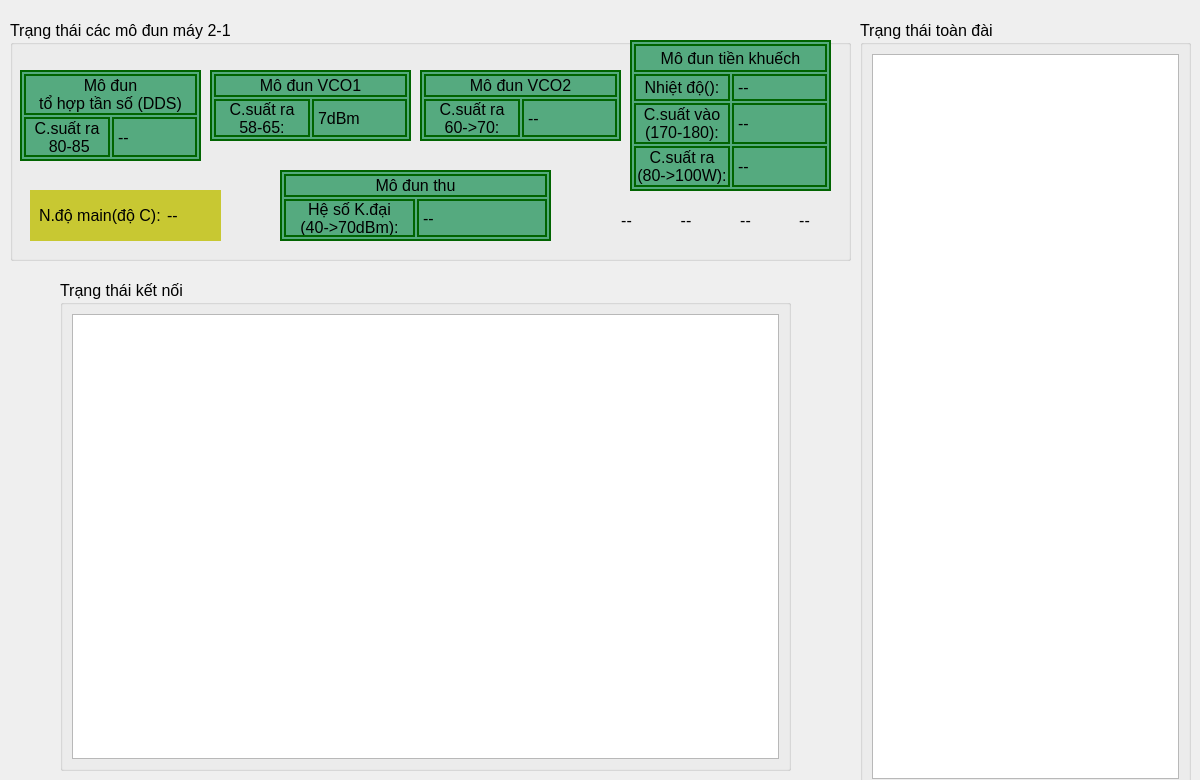
Above: QT_Peter/statuswindow.ui from kimphg/LT_peter before the change. Below: the same form after it.
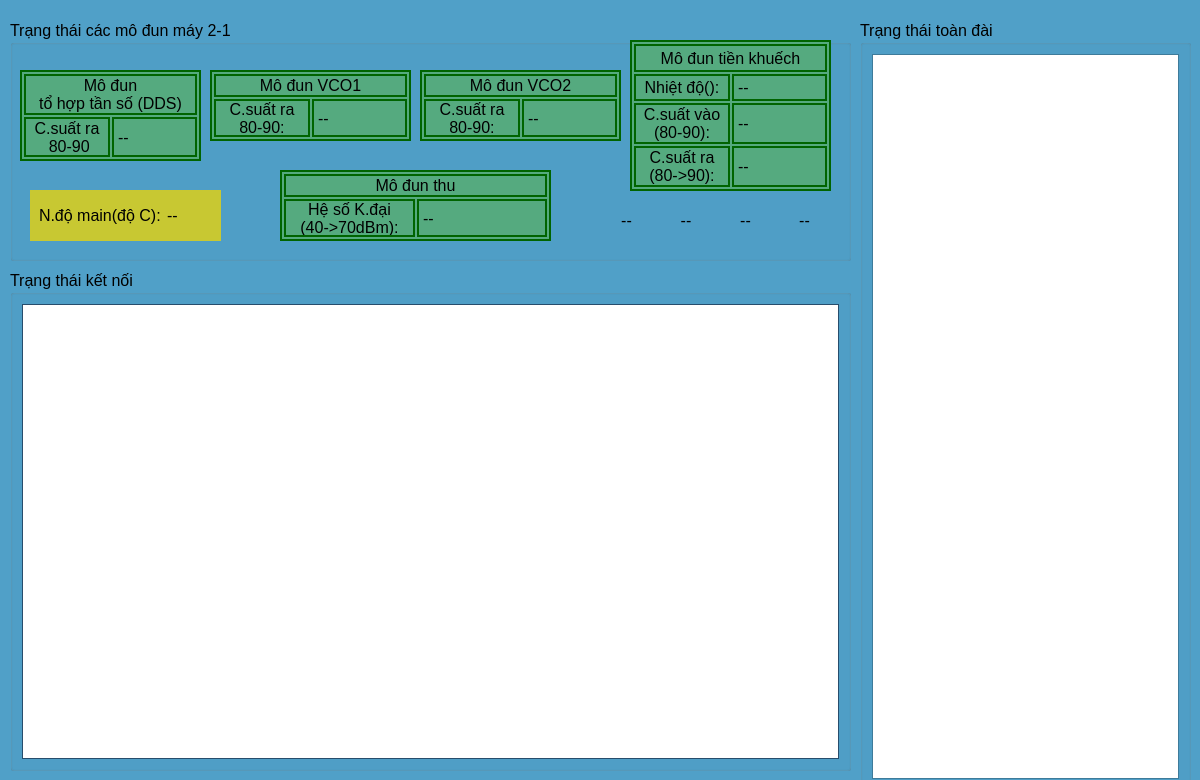
That is the form after the change.

Patch:
```diff
--- a/QT_Peter/statuswindow.ui
+++ b/QT_Peter/statuswindow.ui
@@ -10,6 +10,421 @@
     <height>780</height>
    </rect>
   </property>
+  <property name="palette">
+   <palette>
+    <active>
+     <colorrole role="WindowText">
+      <brush brushstyle="SolidPattern">
+       <color alpha="255">
+        <red>0</red>
+        <green>0</green>
+        <blue>0</blue>
+       </color>
+      </brush>
+     </colorrole>
+     <colorrole role="Button">
+      <brush brushstyle="SolidPattern">
+       <color alpha="255">
+        <red>80</red>
+        <green>160</green>
+        <blue>200</blue>
+       </color>
+      </brush>
+     </colorrole>
+     <colorrole role="Light">
+      <brush brushstyle="SolidPattern">
+       <color alpha="255">
+        <red>147</red>
+        <green>219</green>
+        <blue>255</blue>
+       </color>
+      </brush>
+     </colorrole>
+     <colorrole role="Midlight">
+      <brush brushstyle="SolidPattern">
+       <color alpha="255">
+        <red>113</red>
+        <green>189</green>
+        <blue>227</blue>
+       </color>
+      </brush>
+     </colorrole>
+     <colorrole role="Dark">
+      <brush brushstyle="SolidPattern">
+       <color alpha="255">
+        <red>40</red>
+        <green>80</green>
+        <blue>100</blue>
+       </color>
+      </brush>
+     </colorrole>
+     <colorrole role="Mid">
+      <brush brushstyle="SolidPattern">
+       <color alpha="255">
+        <red>53</red>
+        <green>107</green>
+        <blue>133</blue>
+       </color>
+      </brush>
+     </colorrole>
+     <colorrole role="Text">
+      <brush brushstyle="SolidPattern">
+       <color alpha="255">
+        <red>0</red>
+        <green>0</green>
+        <blue>0</blue>
+       </color>
+      </brush>
+     </colorrole>
+     <colorrole role="BrightText">
+      <brush brushstyle="SolidPattern">
+       <color alpha="255">
+        <red>255</red>
+        <green>255</green>
+        <blue>255</blue>
+       </color>
+      </brush>
+     </colorrole>
+     <colorrole role="ButtonText">
+      <brush brushstyle="SolidPattern">
+       <color alpha="255">
+        <red>0</red>
+        <green>0</green>
+        <blue>0</blue>
+       </color>
+      </brush>
+     </colorrole>
+     <colorrole role="Base">
+      <brush brushstyle="SolidPattern">
+       <color alpha="255">
+        <red>255</red>
+        <green>255</green>
+        <blue>255</blue>
+       </color>
+      </brush>
+     </colorrole>
+     <colorrole role="Window">
+      <brush brushstyle="SolidPattern">
+       <color alpha="255">
+        <red>80</red>
+        <green>160</green>
+        <blue>200</blue>
+       </color>
+      </brush>
+     </colorrole>
+     <colorrole role="Shadow">
+      <brush brushstyle="SolidPattern">
+       <color alpha="255">
+        <red>0</red>
+        <green>0</green>
+        <blue>0</blue>
+       </color>
+      </brush>
+     </colorrole>
+     <colorrole role="AlternateBase">
+      <brush brushstyle="SolidPattern">
+       <color alpha="255">
+        <red>167</red>
+        <green>207</green>
+        <blue>227</blue>
+       </color>
+      </brush>
+     </colorrole>
+     <colorrole role="ToolTipBase">
+      <brush brushstyle="SolidPattern">
+       <color alpha="255">
+        <red>255</red>
+        <green>255</green>
+        <blue>220</blue>
+       </color>
+      </brush>
+     </colorrole>
+     <colorrole role="ToolTipText">
+      <brush brushstyle="SolidPattern">
+       <color alpha="255">
+        <red>0</red>
+        <green>0</green>
+        <blue>0</blue>
+       </color>
+      </brush>
+     </colorrole>
+    </active>
+    <inactive>
+     <colorrole role="WindowText">
+      <brush brushstyle="SolidPattern">
+       <color alpha="255">
+        <red>0</red>
+        <green>0</green>
+        <blue>0</blue>
+       </color>
+      </brush>
+     </colorrole>
+     <colorrole role="Button">
+      <brush brushstyle="SolidPattern">
+       <color alpha="255">
+        <red>80</red>
+        <green>160</green>
+        <blue>200</blue>
+       </color>
+      </brush>
+     </colorrole>
+     <colorrole role="Light">
+      <brush brushstyle="SolidPattern">
+       <color alpha="255">
+        <red>147</red>
+        <green>219</green>
+        <blue>255</blue>
+       </color>
+      </brush>
+     </colorrole>
+     <colorrole role="Midlight">
+      <brush brushstyle="SolidPattern">
+       <color alpha="255">
+        <red>113</red>
+        <green>189</green>
+        <blue>227</blue>
+       </color>
+      </brush>
+     </colorrole>
+     <colorrole role="Dark">
+      <brush brushstyle="SolidPattern">
+       <color alpha="255">
+        <red>40</red>
+        <green>80</green>
+        <blue>100</blue>
+       </color>
+      </brush>
+     </colorrole>
+     <colorrole role="Mid">
+      <brush brushstyle="SolidPattern">
+       <color alpha="255">
+        <red>53</red>
+        <green>107</green>
+        <blue>133</blue>
+       </color>
+      </brush>
+     </colorrole>
+     <colorrole role="Text">
+      <brush brushstyle="SolidPattern">
+       <color alpha="255">
+        <red>0</red>
+        <green>0</green>
+        <blue>0</blue>
+       </color>
+      </brush>
+     </colorrole>
+     <colorrole role="BrightText">
+      <brush brushstyle="SolidPattern">
+       <color alpha="255">
+        <red>255</red>
+        <green>255</green>
+        <blue>255</blue>
+       </color>
+      </brush>
+     </colorrole>
+     <colorrole role="ButtonText">
+      <brush brushstyle="SolidPattern">
+       <color alpha="255">
+        <red>0</red>
+        <green>0</green>
+        <blue>0</blue>
+       </color>
+      </brush>
+     </colorrole>
+     <colorrole role="Base">
+      <brush brushstyle="SolidPattern">
+       <color alpha="255">
+        <red>255</red>
+        <green>255</green>
+        <blue>255</blue>
+       </color>
+      </brush>
+     </colorrole>
+     <colorrole role="Window">
+      <brush brushstyle="SolidPattern">
+       <color alpha="255">
+        <red>80</red>
+        <green>160</green>
+        <blue>200</blue>
+       </color>
+      </brush>
+     </colorrole>
+     <colorrole role="Shadow">
+      <brush brushstyle="SolidPattern">
+       <color alpha="255">
+        <red>0</red>
+        <green>0</green>
+        <blue>0</blue>
+       </color>
+      </brush>
+     </colorrole>
+     <colorrole role="AlternateBase">
+      <brush brushstyle="SolidPattern">
+       <color alpha="255">
+        <red>167</red>
+        <green>207</green>
+        <blue>227</blue>
+       </color>
+      </brush>
+     </colorrole>
+     <colorrole role="ToolTipBase">
+      <brush brushstyle="SolidPattern">
+       <color alpha="255">
+        <red>255</red>
+        <green>255</green>
+        <blue>220</blue>
+       </color>
+      </brush>
+     </colorrole>
+     <colorrole role="ToolTipText">
+      <brush brushstyle="SolidPattern">
+       <color alpha="255">
+        <red>0</red>
+        <green>0</green>
+        <blue>0</blue>
+       </color>
+      </brush>
+     </colorrole>
+    </inactive>
+    <disabled>
+     <colorrole role="WindowText">
+      <brush brushstyle="SolidPattern">
+       <color alpha="255">
+        <red>40</red>
+        <green>80</green>
+        <blue>100</blue>
+       </color>
+      </brush>
+     </colorrole>
+     <colorrole role="Button">
+      <brush brushstyle="SolidPattern">
+       <color alpha="255">
+        <red>80</red>
+        <green>160</green>
+        <blue>200</blue>
+       </color>
+      </brush>
+     </colorrole>
+     <colorrole role="Light">
+      <brush brushstyle="SolidPattern">
+       <color alpha="255">
+        <red>147</red>
+        <green>219</green>
+        <blue>255</blue>
+       </color>
+      </brush>
+     </colorrole>
+     <colorrole role="Midlight">
+      <brush brushstyle="SolidPattern">
+       <color alpha="255">
+        <red>113</red>
+        <green>189</green>
+        <blue>227</blue>
+       </color>
+      </brush>
+     </colorrole>
+     <colorrole role="Dark">
+      <brush brushstyle="SolidPattern">
+       <color alpha="255">
+        <red>40</red>
+        <green>80</green>
+        <blue>100</blue>
+       </color>
+      </brush>
+     </colorrole>
+     <colorrole role="Mid">
+      <brush brushstyle="SolidPattern">
+       <color alpha="255">
+        <red>53</red>
+        <green>107</green>
+        <blue>133</blue>
+       </color>
+      </brush>
+     </colorrole>
+     <colorrole role="Text">
+      <brush brushstyle="SolidPattern">
+       <color alpha="255">
+        <red>40</red>
+        <green>80</green>
+        <blue>100</blue>
+       </color>
+      </brush>
+     </colorrole>
+     <colorrole role="BrightText">
+      <brush brushstyle="SolidPattern">
+       <color alpha="255">
+        <red>255</red>
+        <green>255</green>
+        <blue>255</blue>
+       </color>
+      </brush>
+     </colorrole>
+     <colorrole role="ButtonText">
+      <brush brushstyle="SolidPattern">
+       <color alpha="255">
+        <red>40</red>
+        <green>80</green>
+        <blue>100</blue>
+       </color>
+      </brush>
+     </colorrole>
+     <colorrole role="Base">
+      <brush brushstyle="SolidPattern">
+       <color alpha="255">
+        <red>80</red>
+        <green>160</green>
+        <blue>200</blue>
+       </color>
+      </brush>
+     </colorrole>
+     <colorrole role="Window">
+      <brush brushstyle="SolidPattern">
+       <color alpha="255">
+        <red>80</red>
+        <green>160</green>
+        <blue>200</blue>
+       </color>
+      </brush>
+     </colorrole>
+     <colorrole role="Shadow">
+      <brush brushstyle="SolidPattern">
+       <color alpha="255">
+        <red>0</red>
+        <green>0</green>
+        <blue>0</blue>
+       </color>
+      </brush>
+     </colorrole>
+     <colorrole role="AlternateBase">
+      <brush brushstyle="SolidPattern">
+       <color alpha="255">
+        <red>80</red>
+        <green>160</green>
+        <blue>200</blue>
+       </color>
+      </brush>
+     </colorrole>
+     <colorrole role="ToolTipBase">
+      <brush brushstyle="SolidPattern">
+       <color alpha="255">
+        <red>255</red>
+        <green>255</green>
+        <blue>220</blue>
+       </color>
+      </brush>
+     </colorrole>
+     <colorrole role="ToolTipText">
+      <brush brushstyle="SolidPattern">
+       <color alpha="255">
+        <red>0</red>
+        <green>0</green>
+        <blue>0</blue>
+       </color>
+      </brush>
+     </colorrole>
+    </disabled>
+   </palette>
+  </property>
   <property name="font">
    <font>
     <pointsize>16</pointsize>
@@ -172,7 +587,7 @@
         </property>
         <property name="text">
          <string>C.suất ra
- 80-85</string>
+ 80-90</string>
         </property>
         <property name="alignment">
          <set>Qt::AlignCenter</set>
@@ -274,7 +689,7 @@
         </property>
         <property name="text">
          <string>C.suất ra
-60-&gt;70:</string>
+80-90:</string>
         </property>
         <property name="alignment">
          <set>Qt::AlignCenter</set>
@@ -360,7 +775,7 @@
         </property>
         <property name="text">
          <string>C.suất ra
-58-65:</string>
+80-90:</string>
         </property>
         <property name="alignment">
          <set>Qt::AlignCenter</set>
@@ -375,7 +790,7 @@
          </font>
         </property>
         <property name="text">
-         <string>7dBm</string>
+         <string>--</string>
         </property>
        </widget>
       </item>
@@ -431,7 +846,7 @@
         </property>
         <property name="text">
          <string>C.suất vào
-(170-180):</string>
+(80-90):</string>
         </property>
         <property name="alignment">
          <set>Qt::AlignCenter</set>
@@ -486,7 +901,7 @@
         </property>
         <property name="text">
          <string>C.suất ra
-(80-&gt;100W):</string>
+(80-&gt;90):</string>
         </property>
         <property name="alignment">
          <set>Qt::AlignCenter</set>
@@ -680,12 +1095,427 @@
    <widget class="QGroupBox" name="groupBox_3">
     <property name="geometry">
      <rect>
-      <x>60</x>
-      <y>280</y>
-      <width>731</width>
-      <height>491</height>
+      <x>10</x>
+      <y>270</y>
+      <width>841</width>
+      <height>501</height>
      </rect>
     </property>
+    <property name="palette">
+     <palette>
+      <active>
+       <colorrole role="WindowText">
+        <brush brushstyle="SolidPattern">
+         <color alpha="255">
+          <red>0</red>
+          <green>0</green>
+          <blue>0</blue>
+         </color>
+        </brush>
+       </colorrole>
+       <colorrole role="Button">
+        <brush brushstyle="SolidPattern">
+         <color alpha="255">
+          <red>50</red>
+          <green>100</green>
+          <blue>140</blue>
+         </color>
+        </brush>
+       </colorrole>
+       <colorrole role="Light">
+        <brush brushstyle="SolidPattern">
+         <color alpha="255">
+          <red>75</red>
+          <green>150</green>
+          <blue>210</blue>
+         </color>
+        </brush>
+       </colorrole>
+       <colorrole role="Midlight">
+        <brush brushstyle="SolidPattern">
+         <color alpha="255">
+          <red>62</red>
+          <green>125</green>
+          <blue>175</blue>
+         </color>
+        </brush>
+       </colorrole>
+       <colorrole role="Dark">
+        <brush brushstyle="SolidPattern">
+         <color alpha="255">
+          <red>25</red>
+          <green>50</green>
+          <blue>70</blue>
+         </color>
+        </brush>
+       </colorrole>
+       <colorrole role="Mid">
+        <brush brushstyle="SolidPattern">
+         <color alpha="255">
+          <red>33</red>
+          <green>66</green>
+          <blue>93</blue>
+         </color>
+        </brush>
+       </colorrole>
+       <colorrole role="Text">
+        <brush brushstyle="SolidPattern">
+         <color alpha="255">
+          <red>0</red>
+          <green>0</green>
+          <blue>0</blue>
+         </color>
+        </brush>
+       </colorrole>
+       <colorrole role="BrightText">
+        <brush brushstyle="SolidPattern">
+         <color alpha="255">
+          <red>255</red>
+          <green>255</green>
+          <blue>255</blue>
+         </color>
+        </brush>
+       </colorrole>
+       <colorrole role="ButtonText">
+        <brush brushstyle="SolidPattern">
+         <color alpha="255">
+          <red>0</red>
+          <green>0</green>
+          <blue>0</blue>
+         </color>
+        </brush>
+       </colorrole>
+       <colorrole role="Base">
+        <brush brushstyle="SolidPattern">
+         <color alpha="255">
+          <red>255</red>
+          <green>255</green>
+          <blue>255</blue>
+         </color>
+        </brush>
+       </colorrole>
+       <colorrole role="Window">
+        <brush brushstyle="SolidPattern">
+         <color alpha="255">
+          <red>50</red>
+          <green>100</green>
+          <blue>140</blue>
+         </color>
+        </brush>
+       </colorrole>
+       <colorrole role="Shadow">
+        <brush brushstyle="SolidPattern">
+         <color alpha="255">
+          <red>0</red>
+          <green>0</green>
+          <blue>0</blue>
+         </color>
+        </brush>
+       </colorrole>
+       <colorrole role="AlternateBase">
+        <brush brushstyle="SolidPattern">
+         <color alpha="255">
+          <red>152</red>
+          <green>177</green>
+          <blue>197</blue>
+         </color>
+        </brush>
+       </colorrole>
+       <colorrole role="ToolTipBase">
+        <brush brushstyle="SolidPattern">
+         <color alpha="255">
+          <red>255</red>
+          <green>255</green>
+          <blue>220</blue>
+         </color>
+        </brush>
+       </colorrole>
+       <colorrole role="ToolTipText">
+        <brush brushstyle="SolidPattern">
+         <color alpha="255">
+          <red>0</red>
+          <green>0</green>
+          <blue>0</blue>
+         </color>
+        </brush>
+       </colorrole>
+      </active>
+      <inactive>
+       <colorrole role="WindowText">
+        <brush brushstyle="SolidPattern">
+         <color alpha="255">
+          <red>0</red>
+          <green>0</green>
+          <blue>0</blue>
+         </color>
+        </brush>
+       </colorrole>
+       <colorrole role="Button">
+        <brush brushstyle="SolidPattern">
+         <color alpha="255">
+          <red>50</red>
+          <green>100</green>
+          <blue>140</blue>
+         </color>
+        </brush>
+       </colorrole>
+       <colorrole role="Light">
+        <brush brushstyle="SolidPattern">
+         <color alpha="255">
+          <red>75</red>
+          <green>150</green>
+          <blue>210</blue>
+         </color>
+        </brush>
+       </colorrole>
+       <colorrole role="Midlight">
+        <brush brushstyle="SolidPattern">
+         <color alpha="255">
+          <red>62</red>
+          <green>125</green>
+          <blue>175</blue>
+         </color>
+        </brush>
+       </colorrole>
+       <colorrole role="Dark">
+        <brush brushstyle="SolidPattern">
+         <color alpha="255">
+          <red>25</red>
+          <green>50</green>
+          <blue>70</blue>
+         </color>
+        </brush>
+       </colorrole>
+       <colorrole role="Mid">
+        <brush brushstyle="SolidPattern">
+         <color alpha="255">
+          <red>33</red>
+          <green>66</green>
+          <blue>93</blue>
+         </color>
+        </brush>
+       </colorrole>
+       <colorrole role="Text">
+        <brush brushstyle="SolidPattern">
+         <color alpha="255">
+          <red>0</red>
+          <green>0</green>
+          <blue>0</blue>
+         </color>
+        </brush>
+       </colorrole>
+       <colorrole role="BrightText">
+        <brush brushstyle="SolidPattern">
+         <color alpha="255">
+          <red>255</red>
+          <green>255</green>
+          <blue>255</blue>
+         </color>
+        </brush>
+       </colorrole>
+       <colorrole role="ButtonText">
+        <brush brushstyle="SolidPattern">
+         <color alpha="255">
+          <red>0</red>
+          <green>0</green>
+          <blue>0</blue>
+         </color>
+        </brush>
+       </colorrole>
+       <colorrole role="Base">
+        <brush brushstyle="SolidPattern">
+         <color alpha="255">
+          <red>255</red>
+          <green>255</green>
+          <blue>255</blue>
+         </color>
+        </brush>
+       </colorrole>
+       <colorrole role="Window">
+        <brush brushstyle="SolidPattern">
+         <color alpha="255">
+          <red>50</red>
+          <green>100</green>
+          <blue>140</blue>
+         </color>
+        </brush>
+       </colorrole>
+       <colorrole role="Shadow">
+        <brush brushstyle="SolidPattern">
+         <color alpha="255">
+          <red>0</red>
+          <green>0</green>
+          <blue>0</blue>
+         </color>
+        </brush>
+       </colorrole>
+       <colorrole role="AlternateBase">
+        <brush brushstyle="SolidPattern">
+         <color alpha="255">
+          <red>152</red>
+          <green>177</green>
+          <blue>197</blue>
+         </color>
+        </brush>
+       </colorrole>
+       <colorrole role="ToolTipBase">
+        <brush brushstyle="SolidPattern">
+         <color alpha="255">
+          <red>255</red>
+          <green>255</green>
+          <blue>220</blue>
+         </color>
+        </brush>
+       </colorrole>
+       <colorrole role="ToolTipText">
+        <brush brushstyle="SolidPattern">
+         <color alpha="255">
+          <red>0</red>
+          <green>0</green>
+          <blue>0</blue>
+         </color>
+        </brush>
+       </colorrole>
+      </inactive>
+      <disabled>
+       <colorrole role="WindowText">
+        <brush brushstyle="SolidPattern">
+         <color alpha="255">
+          <red>25</red>
+          <green>50</green>
+          <blue>70</blue>
+         </color>
+        </brush>
+       </colorrole>
+       <colorrole role="Button">
+        <brush brushstyle="SolidPattern">
+         <color alpha="255">
+          <red>50</red>
+          <green>100</green>
+          <blue>140</blue>
+         </color>
+        </brush>
+       </colorrole>
+       <colorrole role="Light">
+        <brush brushstyle="SolidPattern">
+         <color alpha="255">
+          <red>75</red>
+          <green>150</green>
+          <blue>210</blue>
+         </color>
+        </brush>
+       </colorrole>
+       <colorrole role="Midlight">
+        <brush brushstyle="SolidPattern">
+         <color alpha="255">
+          <red>62</red>
+          <green>125</green>
+          <blue>175</blue>
+         </color>
+        </brush>
+       </colorrole>
+       <colorrole role="Dark">
+        <brush brushstyle="SolidPattern">
+         <color alpha="255">
+          <red>25</red>
+          <green>50</green>
+          <blue>70</blue>
+         </color>
+        </brush>
+       </colorrole>
+       <colorrole role="Mid">
+        <brush brushstyle="SolidPattern">
+         <color alpha="255">
+          <red>33</red>
+          <green>66</green>
+          <blue>93</blue>
+         </color>
+        </brush>
+       </colorrole>
+       <colorrole role="Text">
+        <brush brushstyle="SolidPattern">
+         <color alpha="255">
+          <red>25</red>
+          <green>50</green>
+          <blue>70</blue>
+         </color>
+        </brush>
+       </colorrole>
+       <colorrole role="BrightText">
+        <brush brushstyle="SolidPattern">
+         <color alpha="255">
+          <red>255</red>
+          <green>255</green>
+          <blue>255</blue>
+         </color>
+        </brush>
+       </colorrole>
+       <colorrole role="ButtonText">
+        <brush brushstyle="SolidPattern">
+         <color alpha="255">
+          <red>25</red>
+          <green>50</green>
+          <blue>70</blue>
+         </color>
+        </brush>
+       </colorrole>
+       <colorrole role="Base">
+        <brush brushstyle="SolidPattern">
+         <color alpha="255">
+          <red>50</red>
+          <green>100</green>
+          <blue>140</blue>
+         </color>
+        </brush>
+       </colorrole>
+       <colorrole role="Window">
+        <brush brushstyle="SolidPattern">
+         <color alpha="255">
+          <red>50</red>
+          <green>100</green>
+          <blue>140</blue>
+         </color>
+        </brush>
+       </colorrole>
+       <colorrole role="Shadow">
+        <brush brushstyle="SolidPattern">
+         <color alpha="255">
+          <red>0</red>
+          <green>0</green>
+          <blue>0</blue>
+         </color>
+        </brush>
+       </colorrole>
+       <colorrole role="AlternateBase">
+        <brush brushstyle="SolidPattern">
+         <color alpha="255">
+          <red>50</red>
+          <green>100</green>
+          <blue>140</blue>
+         </color>
+        </brush>
+       </colorrole>
+       <colorrole role="ToolTipBase">
+        <brush brushstyle="SolidPattern">
+         <color alpha="255">
+          <red>255</red>
+          <green>255</green>
+          <blue>220</blue>
+         </color>
+        </brush>
+       </colorrole>
+       <colorrole role="ToolTipText">
+        <brush brushstyle="SolidPattern">
+         <color alpha="255">
+          <red>0</red>
+          <green>0</green>
+          <blue>0</blue>
+         </color>
+        </brush>
+       </colorrole>
+      </disabled>
+     </palette>
+    </property>
     <property name="font">
      <font>
       <pointsize>12</pointsize>
```
